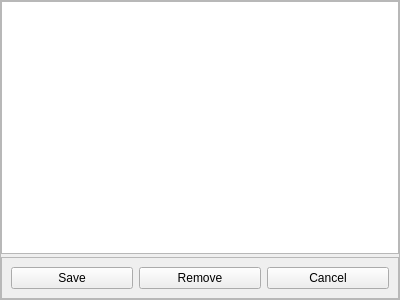
Old version of the form src/blackgui/components/settingshotkeycomponent.ui in the repository swift-project/pilotclient.
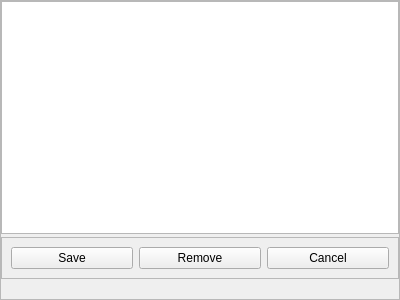
New version of the form. Custom widgets are drawn as their Qt base class.

Commit message: Some workarounds for GUI issues ( refs #419 ) * info bar getting too wide * buttons floating into tabbat

What changed in the file:
```diff
--- a/src/blackgui/components/settingshotkeycomponent.ui
+++ b/src/blackgui/components/settingshotkeycomponent.ui
@@ -90,6 +90,22 @@
      </layout>
     </widget>
    </item>
+   <item>
+    <spacer name="vs_SettingsHotkeysWorkaround">
+     <property name="orientation">
+      <enum>Qt::Vertical</enum>
+     </property>
+     <property name="sizeType">
+      <enum>QSizePolicy::Fixed</enum>
+     </property>
+     <property name="sizeHint" stdset="0">
+      <size>
+       <width>20</width>
+       <height>20</height>
+      </size>
+     </property>
+    </spacer>
+   </item>
   </layout>
  </widget>
  <customwidgets>
```
The commit also changes 2 other files.
